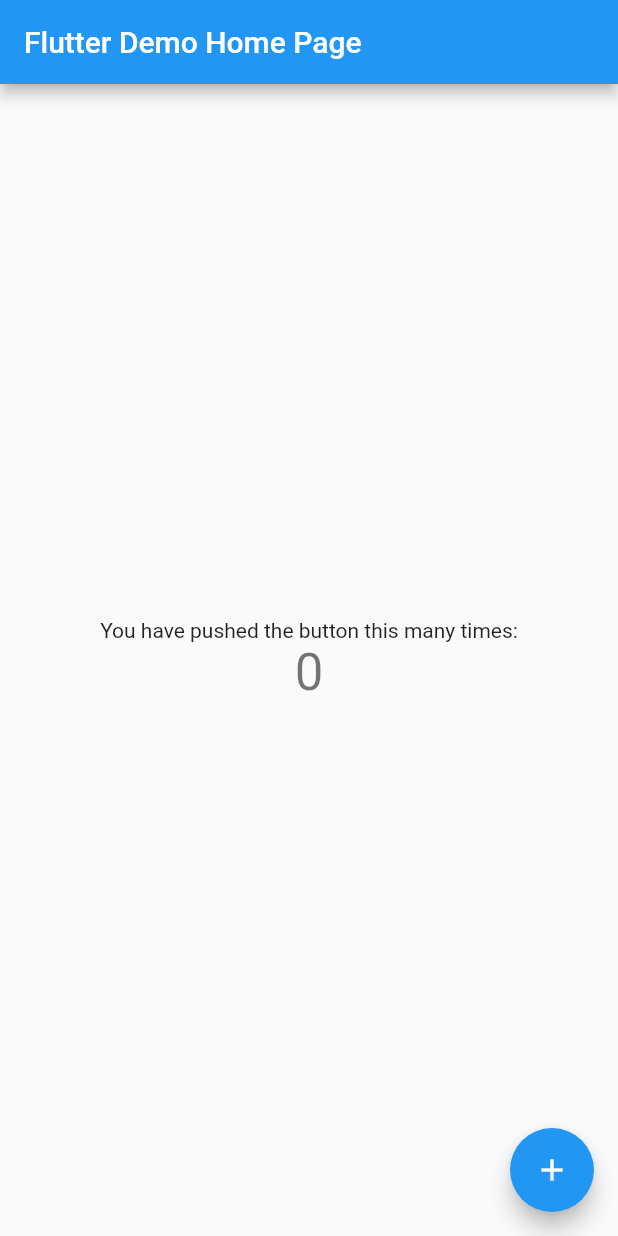
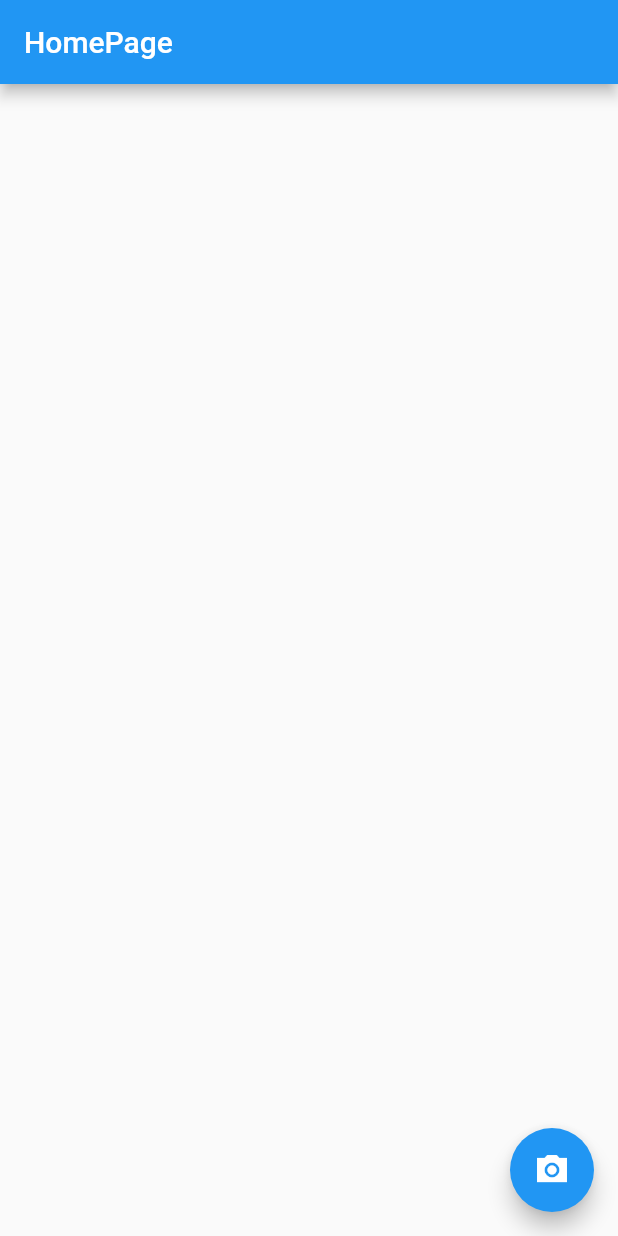
Before and after one commit to Tomohiro629/demo_ar_camera, a Flutter app: the screen it shows after launch, on a phone screen of 412 x 824 dp. Run offline on Flutter 3.47's test engine with Material 2 defaults, Android fonts, the phone set to English and light mode, and no system bars.

Commit message:
add-home-page

```diff
--- /dev/null
+++ b/lib/app.dart
@@ -0,0 +1,18 @@
+import 'package:demo_ar_camera/view/home_page.dart';
+import 'package:flutter/material.dart';
+
+class App extends StatelessWidget {
+  const App({super.key});
+
+  @override
+  Widget build(BuildContext context) {
+    return MaterialApp(
+      debugShowCheckedModeBanner: false,
+      title: "Flutter ArSampleProject",
+      theme: ThemeData(
+        primarySwatch: Colors.blue,
+      ),
+      home: const HomePage(),
+    );
+  }
+}
--- a/lib/main.dart
+++ b/lib/main.dart
@@ -1,115 +1,6 @@
+import 'package:demo_ar_camera/app.dart';
 import 'package:flutter/material.dart';
 
 void main() {
-  runApp(const MyApp());
+  runApp(const App());
 }
-
-class MyApp extends StatelessWidget {
-  const MyApp({super.key});
-
-  // This widget is the root of your application.
-  @override
-  Widget build(BuildContext context) {
-    return MaterialApp(
-      title: 'Flutter Demo',
-      theme: ThemeData(
-        // This is the theme of your application.
-        //
-        // Try running your application with "flutter run". You'll see the
-        // application has a blue toolbar. Then, without quitting the app, try
-        // changing the primarySwatch below to Colors.green and then invoke
-        // "hot reload" (press "r" in the console where you ran "flutter run",
-        // or simply save your changes to "hot reload" in a Flutter IDE).
-        // Notice that the counter didn't reset back to zero; the application
-        // is not restarted.
-        primarySwatch: Colors.blue,
-      ),
-      home: const MyHomePage(title: 'Flutter Demo Home Page'),
-    );
-  }
-}
-
-class MyHomePage extends StatefulWidget {
-  const MyHomePage({super.key, required this.title});
-
-  // This widget is the home page of your application. It is stateful, meaning
-  // that it has a State object (defined below) that contains fields that affect
-  // how it looks.
-
-  // This class is the configuration for the state. It holds the values (in this
-  // case the title) provided by the parent (in this case the App widget) and
-  // used by the build method of the State. Fields in a Widget subclass are
-  // always marked "final".
-
-  final String title;
-
-  @override
-  State<MyHomePage> createState() => _MyHomePageState();
-}
-
-class _MyHomePageState extends State<MyHomePage> {
-  int _counter = 0;
-
-  void _incrementCounter() {
-    setState(() {
-      // This call to setState tells the Flutter framework that something has
-      // changed in this State, which causes it to rerun the build method below
-      // so that the display can reflect the updated values. If we changed
-      // _counter without calling setState(), then the build method would not be
-      // called again, and so nothing would appear to happen.
-      _counter++;
-    });
-  }
-
-  @override
-  Widget build(BuildContext context) {
-    // This method is rerun every time setState is called, for instance as done
-    // by the _incrementCounter method above.
-    //
-    // The Flutter framework has been optimized to make rerunning build methods
-    // fast, so that you can just rebuild anything that needs updating rather
-    // than having to individually change instances of widgets.
-    return Scaffold(
-      appBar: AppBar(
-        // Here we take the value from the MyHomePage object that was created by
-        // the App.build method, and use it to set our appbar title.
-        title: Text(widget.title),
-      ),
-      body: Center(
-        // Center is a layout widget. It takes a single child and positions it
-        // in the middle of the parent.
-        child: Column(
-          // Column is also a layout widget. It takes a list of children and
-          // arranges them vertically. By default, it sizes itself to fit its
-          // children horizontally, and tries to be as tall as its parent.
-          //
-          // Invoke "debug painting" (press "p" in the console, choose the
-          // "Toggle Debug Paint" action from the Flutter Inspector in Android
-          // Studio, or the "Toggle Debug Paint" command in Visual Studio Code)
-          // to see the wireframe for each widget.
-          //
-          // Column has various properties to control how it sizes itself and
-          // how it positions its children. Here we use mainAxisAlignment to
-          // center the children vertically; the main axis here is the vertical
-          // axis because Columns are vertical (the cross axis would be
-          // horizontal).
-          mainAxisAlignment: MainAxisAlignment.center,
-          children: <Widget>[
-            const Text(
-              'You have pushed the button this many times:',
-            ),
-            Text(
-              '$_counter',
-              style: Theme.of(context).textTheme.headline4,
-            ),
-          ],
-        ),
-      ),
-      floatingActionButton: FloatingActionButton(
-        onPressed: _incrementCounter,
-        tooltip: 'Increment',
-        child: const Icon(Icons.add),
-      ), // This trailing comma makes auto-formatting nicer for build methods.
-    );
-  }
-}
--- /dev/null
+++ b/lib/view/home_page.dart
@@ -0,0 +1,32 @@
+import 'package:demo_ar_camera/view/ar_screen_page.dart';
+import 'package:flutter/material.dart';
+
+class HomePage extends StatefulWidget {
+  const HomePage({super.key});
+
+  @override
+  State<HomePage> createState() => _HomePageState();
+}
+
+class _HomePageState extends State<HomePage> {
+  @override
+  Widget build(BuildContext context) {
+    return Scaffold(
+      appBar: AppBar(
+        title: const Text("HomePage"),
+      ),
+      body: Container(),
+      floatingActionButton: FloatingActionButton(
+        onPressed: () {
+          Navigator.push(
+            context,
+            MaterialPageRoute(
+              builder: (context) => const ArScreenPage(),
+            ),
+          );
+        },
+        child: const Icon(Icons.camera_alt_sharp),
+      ),
+    );
+  }
+}
```
Also changed, not shown: 1 other file.
